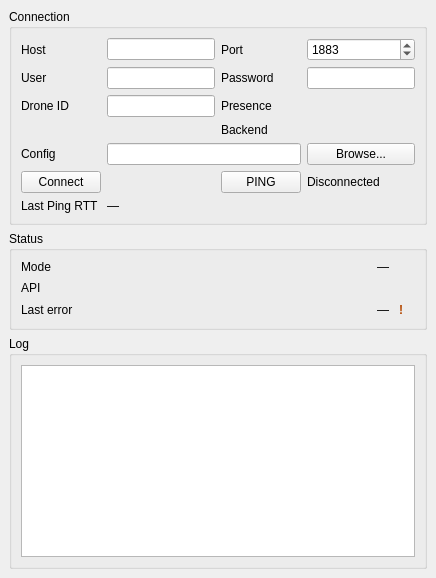
Qt form gui/src/mainwindow.ui (MlodyGi512/ironsoft) before a commit.
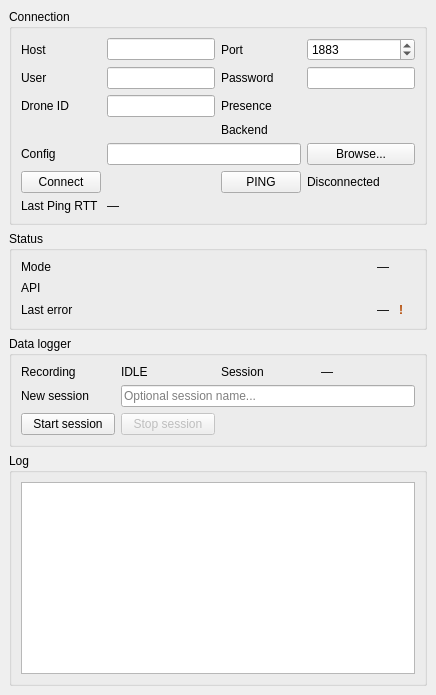
The same form after that commit.

Commit message: Fix Stop Session: ackReceived handling + status refresh + stop clears session_name

```diff
--- a/gui/src/mainwindow.ui
+++ b/gui/src/mainwindow.ui
@@ -213,6 +213,58 @@
      </widget>
     </item>
 
+    <item>
+     <widget class="QGroupBox" name="groupLogger">
+      <property name="title">
+       <string>Data logger</string>
+      </property>
+      <layout class="QGridLayout" name="gridLayoutLogger">
+       <item row="0" column="0">
+        <widget class="QLabel" name="labelRecordingTitle">
+         <property name="text"><string>Recording</string></property>
+        </widget>
+       </item>
+       <item row="0" column="1">
+        <widget class="QLabel" name="labelRecordingValue">
+         <property name="objectName"><string>labelRecordingValue</string></property>
+         <property name="text"><string>IDLE</string></property>
+        </widget>
+       </item>
+       <item row="0" column="2">
+        <widget class="QLabel" name="labelSessionTitle">
+         <property name="text"><string>Session</string></property>
+        </widget>
+       </item>
+       <item row="0" column="3">
+        <widget class="QLabel" name="labelSessionValue">
+         <property name="text"><string>—</string></property>
+        </widget>
+       </item>
+       <item row="1" column="0">
+        <widget class="QLabel" name="labelSessionInput">
+         <property name="text"><string>New session</string></property>
+        </widget>
+       </item>
+       <item row="1" column="1" colspan="3">
+        <widget class="QLineEdit" name="editSessionName">
+         <property name="placeholderText"><string>Optional session name...</string></property>
+        </widget>
+       </item>
+       <item row="2" column="0">
+        <widget class="QPushButton" name="btnLoggerStart">
+         <property name="text"><string>Start session</string></property>
+        </widget>
+       </item>
+       <item row="2" column="1">
+        <widget class="QPushButton" name="btnLoggerStop">
+         <property name="text"><string>Stop session</string></property>
+         <property name="enabled"><bool>false</bool></property>
+        </widget>
+       </item>
+      </layout>
+     </widget>
+    </item>
+
     <item>
      <widget class="QGroupBox" name="groupLog">
       <property name="title"><string>Log</string></property>
```
The commit also changes 8 other files.
